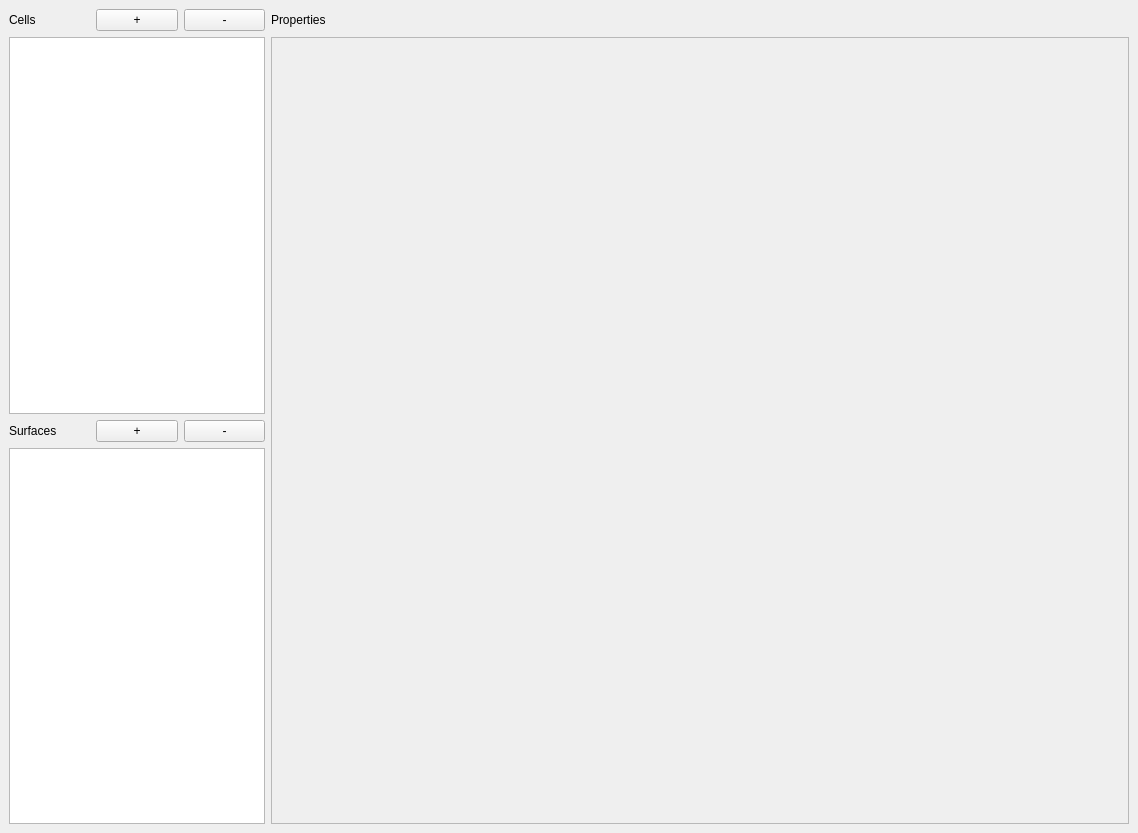
Above: ui_files/main.ui from s3cund4ns/chamber-shape before the change. Below: the same form after it.
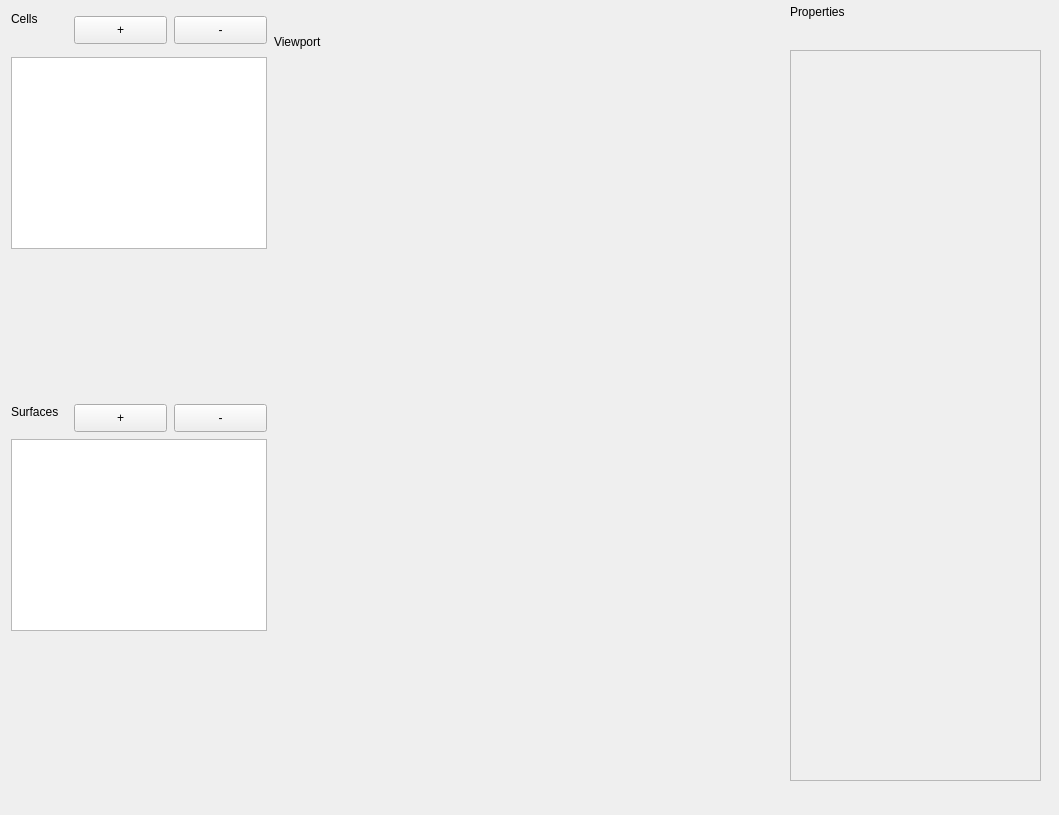
That is the form after the change.

```diff
--- a/ui_files/main.ui
+++ b/ui_files/main.ui
@@ -6,72 +6,134 @@
    <rect>
     <x>0</x>
     <y>0</y>
-    <width>1138</width>
-    <height>833</height>
+    <width>1059</width>
+    <height>815</height>
    </rect>
   </property>
   <property name="windowTitle">
    <string>MainWindow</string>
   </property>
   <widget class="QWidget" name="centralwidget">
-   <layout class="QGridLayout" name="gridLayout">
-    <item row="0" column="0">
      <widget class="QLabel" name="label_cells">
+    <property name="geometry">
+     <rect>
+      <x>11</x>
+      <y>11</y>
+      <width>27</width>
+      <height>16</height>
+     </rect>
+    </property>
       <property name="text">
        <string>Cells</string>
       </property>
      </widget>
-    </item>
-    <item row="0" column="1">
      <widget class="QPushButton" name="button_add_cell">
+    <property name="geometry">
+     <rect>
+      <x>74</x>
+      <y>16</y>
+      <width>93</width>
+      <height>28</height>
+     </rect>
+    </property>
       <property name="text">
        <string>+</string>
       </property>
      </widget>
-    </item>
-    <item row="0" column="2">
      <widget class="QPushButton" name="button_delete_cell">
+    <property name="geometry">
+     <rect>
+      <x>174</x>
+      <y>16</y>
+      <width>93</width>
+      <height>28</height>
+     </rect>
+    </property>
       <property name="text">
        <string>-</string>
       </property>
      </widget>
-    </item>
-    <item row="0" column="3">
      <widget class="QLabel" name="label_properties">
+    <property name="geometry">
+     <rect>
+      <x>790</x>
+      <y>4</y>
+      <width>58</width>
+      <height>16</height>
+     </rect>
+    </property>
       <property name="text">
        <string>Properties</string>
       </property>
      </widget>
-    </item>
-    <item row="1" column="0" colspan="3">
-     <widget class="QTreeView" name="tree_cells"/>
-    </item>
-    <item row="2" column="0">
+   <widget class="QTreeView" name="tree_cells">
+    <property name="geometry">
+     <rect>
+      <x>11</x>
+      <y>57</y>
+      <width>256</width>
+      <height>192</height>
+     </rect>
+    </property>
+   </widget>
      <widget class="QLabel" name="label_surfaces">
+    <property name="geometry">
+     <rect>
+      <x>11</x>
+      <y>404</y>
+      <width>50</width>
+      <height>16</height>
+     </rect>
+    </property>
       <property name="text">
        <string>Surfaces</string>
       </property>
      </widget>
-    </item>
-    <item row="2" column="1">
      <widget class="QPushButton" name="button_add_surface">
+    <property name="geometry">
+     <rect>
+      <x>74</x>
+      <y>404</y>
+      <width>93</width>
+      <height>28</height>
+     </rect>
+    </property>
       <property name="text">
        <string>+</string>
       </property>
      </widget>
-    </item>
-    <item row="2" column="2">
      <widget class="QPushButton" name="button_delete_surface">
+    <property name="geometry">
+     <rect>
+      <x>174</x>
+      <y>404</y>
+      <width>93</width>
+      <height>28</height>
+     </rect>
+    </property>
       <property name="text">
        <string>-</string>
       </property>
      </widget>
-    </item>
-    <item row="3" column="0" colspan="3">
-     <widget class="QListWidget" name="list_surfaces"/>
-    </item>
-    <item row="1" column="3" rowspan="3">
+   <widget class="QListWidget" name="list_surfaces">
+    <property name="geometry">
+     <rect>
+      <x>11</x>
+      <y>439</y>
+      <width>256</width>
+      <height>192</height>
+     </rect>
+    </property>
+   </widget>
      <widget class="QScrollArea" name="scrollarea_properties">
+    <property name="geometry">
+     <rect>
+      <x>790</x>
+      <y>50</y>
+      <width>251</width>
+      <height>731</height>
+     </rect>
+    </property>
       <property name="widgetResizable">
        <bool>true</bool>
       </property>
@@ -80,8 +142,8 @@
         <rect>
          <x>0</x>
          <y>0</y>
-         <width>851</width>
-         <height>748</height>
+       <width>249</width>
+       <height>729</height>
         </rect>
        </property>
        <layout class="QHBoxLayout" name="horizontalLayout">
@@ -91,8 +153,34 @@
        </layout>
       </widget>
      </widget>
-    </item>
-   </layout>
+   <widget class="QWidget" name="viewport_widget" native="true">
+    <property name="geometry">
+     <rect>
+      <x>274</x>
+      <y>57</y>
+      <width>511</width>
+      <height>551</height>
+     </rect>
+    </property>
+    <layout class="QVBoxLayout" name="verticalLayout_2">
+     <item>
+      <layout class="QVBoxLayout" name="viewport_layout"/>
+     </item>
+    </layout>
+   </widget>
+   <widget class="QLabel" name="label_viewport">
+    <property name="geometry">
+     <rect>
+      <x>274</x>
+      <y>34</y>
+      <width>51</width>
+      <height>16</height>
+     </rect>
+    </property>
+    <property name="text">
+     <string>Viewport</string>
+    </property>
+   </widget>
   </widget>
   <widget class="QMenuBar" name="menubar">
    <property name="geometry">
```
Left out of the diff: 2 changed lines with no effect on the pictures. Lines whose indentation alone changed are shown as unchanged.
